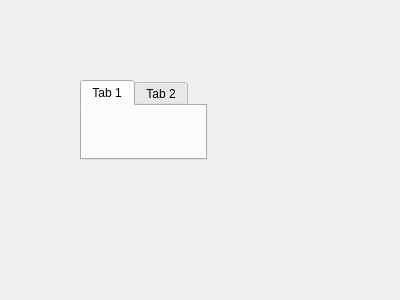
The window that src/View/ProjectView.ui (orb3b/UTManager) describes before a commit, drawn with Qt 5.
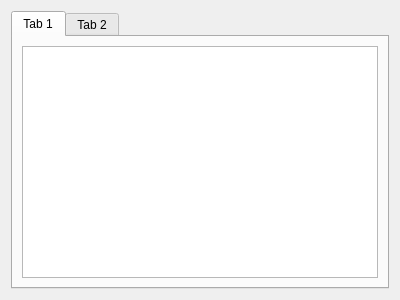
The same window after the commit.

Diff of the .ui file:
```diff
--- a/src/View/ProjectView.ui
+++ b/src/View/ProjectView.ui
@@ -13,19 +13,21 @@
   <property name="windowTitle">
    <string>Form</string>
   </property>
+  <layout class="QHBoxLayout" name="horizontalLayout">
+   <item>
   <widget class="QTabWidget" name="tabWidget">
-   <property name="geometry">
-    <rect>
-     <x>80</x>
-     <y>80</y>
-     <width>127</width>
-     <height>80</height>
-    </rect>
-   </property>
-   <widget class="QWidget" name="tab">
+     <property name="currentIndex">
+      <number>0</number>
+     </property>
+     <widget class="QWidget" name="tabPlayers">
     <attribute name="title">
      <string>Tab 1</string>
     </attribute>
+      <layout class="QHBoxLayout" name="horizontalLayout_2">
+       <item>
+        <widget class="QListView" name="lvPlayers"/>
+       </item>
+      </layout>
    </widget>
    <widget class="QWidget" name="tab_2">
     <attribute name="title">
@@ -33,6 +35,8 @@
     </attribute>
    </widget>
   </widget>
+   </item>
+  </layout>
  </widget>
  <resources/>
  <connections/>
```
Lines whose indentation alone changed are shown as unchanged.
